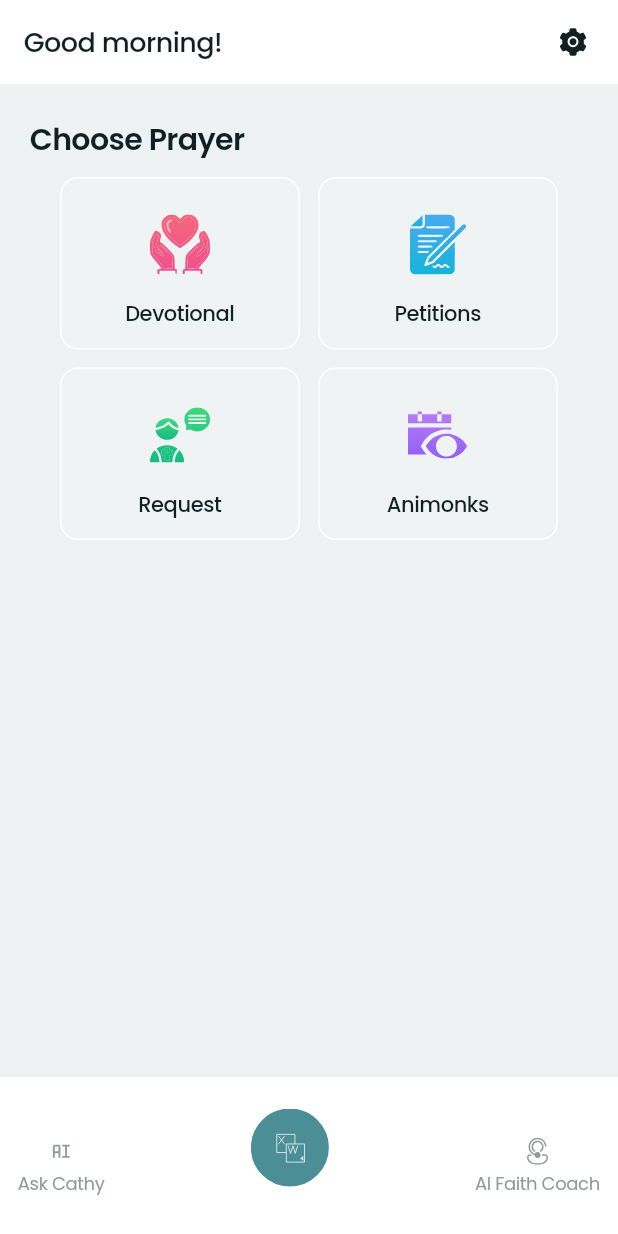
After one commit to hadoopadministrator/3_Min_for_God, a Flutter app: the HomeScreen screen opened directly, item 2 of the bottom bar chosen, after a tap on the "arrow back ios new" icon, on a phone screen of 412 x 824 dp. The commit adds this screen. Run offline on Flutter 3.47's test engine with Material 3 defaults, Android fonts, the phone set to English and light mode, and no system bars; our stand-ins replace flutter_svg, get, google_fonts.

Commit message:
Add main screen, crossword screen, and custom bottom navigation bar,localization

```diff
--- /dev/null
+++ b/lib/controllers/language_controller.dart
@@ -0,0 +1,13 @@
+import 'package:get/get.dart';
+import 'package:flutter/material.dart';
+
+class LanguageController extends GetxController {
+  // Current locale as observable
+  var locale = Locale('en', 'US').obs;
+
+  // Change app locale
+  void changeLocale(Locale newLocale) {
+    locale.value = newLocale;
+    Get.updateLocale(newLocale);
+  }
+}
--- a/lib/main.dart
+++ b/lib/main.dart
@@ -1,5 +1,7 @@
 import 'package:flutter/material.dart';
+import 'package:get/get.dart';
 import 'package:three_min_for_god/screens/splash_screen.dart';
+import 'package:three_min_for_god/translations/app_translations.dart';
 
 void main() {
   runApp(const MyApp());
@@ -11,7 +13,10 @@ class MyApp extends StatelessWidget {
   // This widget is the root of your application.
   @override
   Widget build(BuildContext context) {
-    return MaterialApp(
+    return GetMaterialApp(
+      translations: AppTranslations(),
+      locale: AppTranslations.fallbackLocale,
+      fallbackLocale: AppTranslations.fallbackLocale,
       debugShowCheckedModeBanner: false,
       title: '3 Min for God',
       home: const SplashScreen(),
--- /dev/null
+++ b/lib/screens/crosswords_screen.dart
@@ -0,0 +1,89 @@
+import 'package:flutter/material.dart';
+import 'package:flutter_svg/flutter_svg.dart';
+import 'package:google_fonts/google_fonts.dart';
+
+class CrosswordsScreen extends StatefulWidget {
+  const CrosswordsScreen({super.key});
+
+  @override
+  State<CrosswordsScreen> createState() => _CrosswordsScreenState();
+}
+
+class _CrosswordsScreenState extends State<CrosswordsScreen> {
+  @override
+  Widget build(BuildContext context) {
+    return Scaffold(
+      backgroundColor: Color(0xffEEF2F2),
+      appBar: AppBar(
+        automaticallyImplyLeading: false,
+         actionsPadding: const EdgeInsets.only(right: 20),
+        leading: IconButton(
+          icon: Icon(
+            Icons.arrow_back_ios_new_rounded,
+            size: 20,
+            color: Color(0xff112022),
+          ),
+          onPressed: () {
+            Navigator.pop(context);
+          },
+        ),
+        title: Text(
+          "Crossword",
+          style: GoogleFonts.poppins(
+            fontSize: 18,
+            fontWeight: FontWeight.w500,
+            height: 1.3,
+            letterSpacing: -0.02 * 18,
+            color: Color(0xff112022),
+          ),
+        ),
+        actions: [
+          InkWell(
+            onTap: () {},
+            child: SvgPicture.asset(
+              'assets/icons/hint.svg',
+              height: 26,
+              width: 26,
+              fit: BoxFit.contain,
+            ),
+          ),
+        ],
+      ),
+
+      body: SafeArea(
+        child: Padding(
+          padding: const EdgeInsets.only(
+            top: 60,
+            right: 30,
+            left: 30,
+            bottom: 46,
+          ),
+          child: Column(
+            children: [
+              Expanded(
+                child: GridView.builder(
+                  shrinkWrap: true,
+                  physics: NeverScrollableScrollPhysics(),
+                  gridDelegate: SliverGridDelegateWithFixedCrossAxisCount(
+                    crossAxisCount: 5, // 6 columns
+                    crossAxisSpacing: 2, // horizontal gap
+                    mainAxisSpacing: 2, // vertical gap
+                  ),
+                  itemCount: 30, // 6 x 5 = 30 boxes
+                  itemBuilder: (context, index) {
+                    return Container(
+                      decoration: BoxDecoration(
+                        color: Colors.white,
+                        border: Border.all(color: Color(0xff3A3A3A), width: 1),
+                      ),
+                    );
+                  },
+                ),
+              ),
+            ],
+          ),
+        ),
+      ),
+    );
+  }
+}
--- /dev/null
+++ b/lib/screens/home_screen.dart
@@ -0,0 +1,186 @@
+import 'package:flutter/material.dart';
+import 'package:flutter_svg/flutter_svg.dart';
+import 'package:google_fonts/google_fonts.dart';
+import 'package:three_min_for_god/screens/crosswords_screen.dart';
+import 'package:three_min_for_god/widgets/bottom_navigation_bar_widget.dart';
+
+class HomeScreen extends StatefulWidget {
+  const HomeScreen({super.key});
+
+  @override
+  State<HomeScreen> createState() => _HomeScreenState();
+}
+
+class _HomeScreenState extends State<HomeScreen> {
+  int _currentIndex = 0;
+  final List<String> _iconPaths = [
+    'assets/icons/ask_ai.svg',
+    'assets/icons/crosswords.svg',
+    'assets/icons/faith_ai.svg',
+  ];
+
+  final List<String> _iconLabels = ['Ask Cathy', '', 'AI Faith Coach'];
+
+  final List<Widget> _pages = const [
+    MainContainer(),
+    MainContainer(),
+    MainContainer(),
+  ];
+  @override
+  Widget build(BuildContext context) {
+    return Scaffold(
+      backgroundColor: Color(0xffEEF2F2),
+      appBar: AppBar(
+        backgroundColor: Colors.white,
+        title: Text(
+          'Good morning!',
+          style: GoogleFonts.poppins(
+            fontSize: 18,
+            fontWeight: FontWeight.w500,
+            height: 1.3,
+            letterSpacing: -0.02 * 18,
+            color: Color(0xff112022),
+          ),
+        ),
+
+        actionsPadding: const EdgeInsets.only(right: 20),
+        actions: [
+          InkWell(
+            onTap: () {},
+            child: SvgPicture.asset(
+              'assets/icons/settings.svg',
+              height: 20,
+              width: 20,
+              fit: BoxFit.contain,
+            ),
+          ),
+        ],
+      ),
+      bottomNavigationBar: BottomNavigationBarWidget(
+        currentIndex: _currentIndex,
+        onTap: (index) {
+          setState(() {
+            _currentIndex = index;
+          });
+          if (index == 1) {
+            Navigator.push(
+              context,
+              MaterialPageRoute(builder: (context) => CrosswordsScreen()),
+            );
+          }
+        },
+        iconPaths: _iconPaths,
+        iconLabels: _iconLabels,
+      ),
+      body: SafeArea(child: _pages[_currentIndex]),
+    );
+  }
+}
+
+class MainContainer extends StatelessWidget {
+  const MainContainer({super.key});
+
+  @override
+  Widget build(BuildContext context) {
+    return Padding(
+      padding: const EdgeInsets.only(bottom: 20, left: 20, right: 20, top: 24),
+      child: Column(
+        crossAxisAlignment: CrossAxisAlignment.start,
+        children: [
+          Text(
+            'Choose Prayer',
+            style: GoogleFonts.poppins(
+              fontSize: 20,
+              fontWeight: FontWeight.w600,
+              height: 1.3,
+              letterSpacing: -0.02 * 20,
+              color: Color(0xff112022),
+            ),
+          ),
+          const SizedBox(height: 12),
+          Row(
+            mainAxisAlignment: MainAxisAlignment.center,
+            children: [
+              ContainerWidget(
+                iconPath: 'assets/icons/devotional.svg',
+                iconTitle: 'Devotional',
+              ),
+              const SizedBox(width: 12),
+              ContainerWidget(
+                iconPath: 'assets/icons/petitions.svg',
+                iconTitle: 'Petitions',
+              ),
+            ],
+          ),
+          const SizedBox(height: 12),
+          Row(
+            mainAxisAlignment: MainAxisAlignment.center,
+            children: [
+              ContainerWidget(
+                iconPath: 'assets/icons/request.svg',
+                iconTitle: 'Request',
+              ),
+              const SizedBox(width: 12),
+              ContainerWidget(
+                iconPath: 'assets/icons/animonks.svg',
+                iconTitle: 'Animonks',
+              ),
+            ],
+          ),
+        ],
+      ),
+    );
+  }
+}
+
+class ContainerWidget extends StatelessWidget {
+  final String iconPath;
+  final String iconTitle;
+
+  const ContainerWidget({
+    super.key,
+    required this.iconPath,
+    required this.iconTitle,
+  });
+
+  @override
+  Widget build(BuildContext context) {
+    return Container(
+      height: 115,
+      width: 160,
+      padding: const EdgeInsets.only(left: 40, bottom: 14, right: 40),
+      decoration: BoxDecoration(
+        color: Color(0x1AFFFFFF), // Color(0x1AFFFFFF)
+        borderRadius: BorderRadius.circular(12),
+        border: Border.all(color: Colors.white,width: 1)
+      ),
+      child: Container(
+        color: Colors.transparent,
+        child: Column(
+          mainAxisAlignment: MainAxisAlignment.end,
+          children: [
+            SvgPicture.asset(
+              iconPath,
+              // 'assets/icons/devotional.svg',
+              height: 40,
+              width: 40,
+              fit: BoxFit.contain,
+            ),
+            const SizedBox(height: 17),
+            Text(
+              iconTitle,
+              // 'Devotional',
+              style: GoogleFonts.poppins(
+                fontSize: 14,
+                fontWeight: FontWeight.w500,
+                height: 1.3,
+                letterSpacing: -0.02 * 14,
+                color: Color(0xff112022),
+              ),
+            ),
+          ],
+        ),
+      ),
+    );
+  }
+}
--- a/lib/screens/language_selection_screen.dart
+++ b/lib/screens/language_selection_screen.dart
@@ -1,18 +1,16 @@
 import 'package:flutter/material.dart';
 import 'package:flutter_svg/flutter_svg.dart';
+import 'package:get/get.dart';
 import 'package:google_fonts/google_fonts.dart';
+import 'package:three_min_for_god/controllers/language_controller.dart';
+import 'package:three_min_for_god/screens/home_screen.dart';
 import 'package:three_min_for_god/widgets/language_tile.dart';
 
-class LanguageSelectionScreen extends StatefulWidget {
-  const LanguageSelectionScreen({super.key});
+class LanguageSelectionScreen extends StatelessWidget {
+  LanguageSelectionScreen({super.key});
+  // Inject the controller
+  final LanguageController controller = Get.put(LanguageController());
 
-  @override
-  State<LanguageSelectionScreen> createState() =>
-      _LanguageSelectionScreenState();
-}
-
-class _LanguageSelectionScreenState extends State<LanguageSelectionScreen> {
-  String _selectedLanguage = 'english';
   @override
   Widget build(BuildContext context) {
     return Scaffold(
@@ -39,7 +37,7 @@ class _LanguageSelectionScreenState extends State<LanguageSelectionScreen> {
                   ),
                   const SizedBox(height: 12),
                   Text(
-                    "CHOOSE YOUR LANGUAGE",
+                    'choose_language'.tr,
                     style: GoogleFonts.poppins(
                       color: Colors.black,
                       fontSize: 18,
@@ -49,7 +47,7 @@ class _LanguageSelectionScreenState extends State<LanguageSelectionScreen> {
                   ),
                   const SizedBox(height: 8),
                   Text(
-                    "Select your preferred language\nfor audio and interface",
+                    'select_language'.tr,
                     textAlign: TextAlign.center,
                     style: GoogleFonts.poppins(
                       color: Color(0xff6F6E6E),
@@ -59,34 +57,38 @@ class _LanguageSelectionScreenState extends State<LanguageSelectionScreen> {
                     ),
                   ),
                   const SizedBox(height: 32),
+                  Obx(() {
+                    return Column(
+                      children: [
                         LanguageTile(
                           iconPath: 'assets/icons/flag_uk.svg',
                           title: 'ENGLISH',
-                    subtitle: 'Default Language',
-                    selected: _selectedLanguage == 'english',
+                          subtitle: 'default_language'.tr,
+                          selected:
+                              controller.locale.value == Locale('en', 'US'),
                           onChanged: (value) {
-                      setState(() {
-                        _selectedLanguage = 'english';
-                      });
+                            controller.changeLocale(const Locale('en', 'US'));
                           },
                         ),
                         const SizedBox(height: 12),
                         LanguageTile(
                           iconPath: 'assets/icons/flag_spain.svg',
                           title: 'SPANISH',
-                    subtitle: 'Spanish Language',
-                    selected: _selectedLanguage == 'spanish',
+                          subtitle: 'spanish_language'.tr,
+                          selected:
+                              controller.locale.value == Locale('es', 'ES'),
                           onChanged: (value) {
-                      setState(() {
-                        _selectedLanguage = 'spanish';
-                      });
+                            controller.changeLocale(const Locale('es', 'ES'));
                           },
                         ),
+                      ],
+                    );
+                  }),
                   const Spacer(),
                   Container(
                     padding: const EdgeInsets.symmetric(
                       horizontal: 26,
-                      vertical: 14,
+                      vertical: 0,
                     ),
                     decoration: BoxDecoration(
                       color: Color(0xffEFF9FF),
@@ -100,7 +102,7 @@ class _LanguageSelectionScreenState extends State<LanguageSelectionScreen> {
                         const SizedBox(width: 9),
                         Expanded(
                           child: Text(
-                            'You can change your preferred language later from setting',
+                            'change_later'.tr,
                             style: GoogleFonts.poppins(
                               color: Color(0xff6F6E6E),
                               fontSize: 14,
@@ -113,7 +115,15 @@ class _LanguageSelectionScreenState extends State<LanguageSelectionScreen> {
                     ),
                   ),
                   const SizedBox(height: 33),
-                  Container(
+                  InkWell(
+                    onTap: () {
+                      Navigator.pushReplacement(
+                        context,
+                        MaterialPageRoute(builder: (context) => HomeScreen()),
+                      );
+                      debugPrint('Selected Locale: ${controller.locale.value}');
+                    },
+                    child: Container(
                       padding: const EdgeInsets.symmetric(
                         horizontal: 26,
                         vertical: 14,
@@ -126,12 +136,13 @@ class _LanguageSelectionScreenState extends State<LanguageSelectionScreen> {
                       width: 299,
                       alignment: Alignment.center,
                       child: Text(
-                      'Continue',
+                        'continue'.tr,
                         style: GoogleFonts.poppins(
                           color: Colors.white,
                           fontSize: 14,
                           fontWeight: FontWeight.w500,
                           height: 1.0,
+                        ),
                       ),
                     ),
                   ),
--- a/lib/screens/splash_screen.dart
+++ b/lib/screens/splash_screen.dart
@@ -20,7 +20,7 @@ class _SplashScreenState extends State<SplashScreen> {
       Navigator.pushReplacement(
         context,
         MaterialPageRoute(
-          builder: (context) => const LanguageSelectionScreen(),
+          builder: (context) =>  LanguageSelectionScreen(),
         ),
       );
     });
--- /dev/null
+++ b/lib/translations/app_translations.dart
@@ -0,0 +1,27 @@
+import 'dart:ui';
+
+import 'package:get/get.dart';
+
+class AppTranslations extends Translations {
+  static final fallbackLocale = Locale('en', 'US');
+
+  @override
+  Map<String, Map<String, String>> get keys => {
+        'en_US': {
+          'choose_language': 'CHOOSE YOUR LANGUAGE',
+          'select_language': 'Select your preferred language\nfor audio and interface',
+          'default_language': 'Default Language',
+          'spanish_language': 'Spanish Language',
+          'change_later': 'You can change your preferred language later from settings',
+          'continue': 'Continue',
+        },
+        'es_ES': {
+          'choose_language': 'ELIJA SU IDIOMA',
+          'select_language': 'Seleccione su idioma preferido\npara audio e interfaz',
+          'default_language': 'Idioma predeterminado',
+          'spanish_language': 'Idioma español',
+          'change_later': 'Puede cambiar su idioma preferido más tarde en la configuración',
+          'continue': 'Continuar',
+        }
+      };
+}
--- /dev/null
+++ b/lib/widgets/bottom_navigation_bar_widget.dart
@@ -0,0 +1,57 @@
+import 'package:flutter/material.dart';
+import 'package:flutter_svg/flutter_svg.dart';
+import 'package:google_fonts/google_fonts.dart';
+
+class BottomNavigationBarWidget extends StatelessWidget {
+  final int currentIndex;
+  final ValueChanged<int> onTap;
+  final List<String> iconPaths;
+  final List<String> iconLabels;
+  const BottomNavigationBarWidget({
+    super.key,
+    required this.currentIndex,
+    required this.onTap,
+    required this.iconPaths,
+    required this.iconLabels,
+  });
+
+  @override
+  Widget build(BuildContext context) {
+    return Container(
+      decoration: BoxDecoration(color: Colors.white),
+      padding: EdgeInsets.symmetric(horizontal: 12, vertical: 8),
+      child: Row(
+        mainAxisAlignment: MainAxisAlignment.spaceBetween,
+        children: List.generate(iconPaths.length, (index) {
+          return InkWell(
+            onTap: () => onTap(index),
+            child: Column(
+              mainAxisAlignment: MainAxisAlignment.start,
+              mainAxisSize: MainAxisSize.min,
+              children: [
+                const SizedBox(height: 13),
+                SvgPicture.asset(
+                  iconPaths[index],
+                  height: index == 1 ? 52 : 20,
+                  width: index == 1 ? 52 : 20,
+                  fit: BoxFit.none,
+                ),
+                const SizedBox(height: 4),
+                Text(
+                  iconLabels[index],
+                  style:index == 1 ? TextStyle() : GoogleFonts.poppins(
+                    fontSize: 12,
+                    fontWeight: FontWeight.w400,
+                    height: 1.3,
+                    letterSpacing: -0.02 * 12,
+                    color: Color(0xff93989D),
+                  ),
+                ),
+              ],
+            ),
+          );
+        }),
+      ),
+    );
+  }
+}
--- a/pubspec.yaml
+++ b/pubspec.yaml
@@ -36,6 +36,7 @@ dependencies:
   cupertino_icons: ^1.0.8
   flutter_svg: ^2.2.0
   google_fonts: ^6.3.0
+  get: ^4.7.2
 
 dev_dependencies:
   flutter_test:
```
Also changed, not shown: assets/icons/animonks.svg (added), assets/icons/ask_ai.svg (added), assets/icons/crosswords.png (added), assets/icons/crosswords.svg (added), assets/icons/devotional.svg (added), assets/icons/faith_ai.svg (added), assets/icons/hint.svg (added), assets/icons/petitions.svg (added), assets/icons/request.svg (added), assets/icons/settings.svg (added), pubspec.lock. Lines whose indentation alone changed are shown as unchanged.
